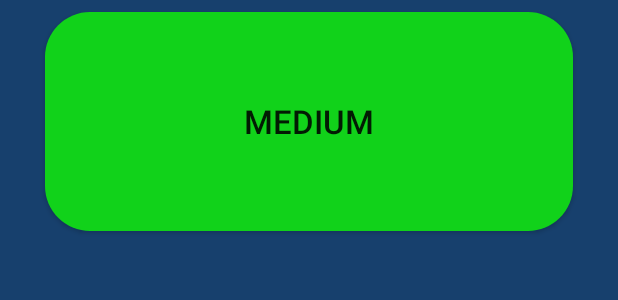
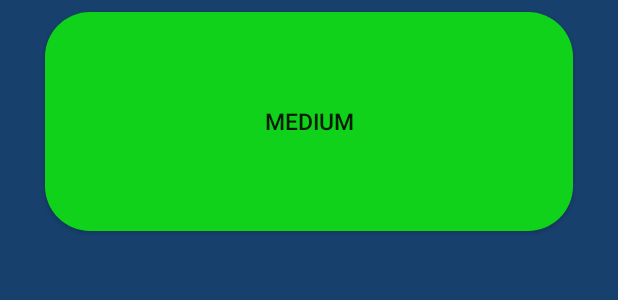
Before and after one commit to yigalangel/HIT-course, an Android app: the layout activity_start_game.xml on its own in the app's theme, with its tools: preview values and no code run, on a phone screen of 412 x 824 dp. Shown: the part 342-642 px from the top of the screen. Run offline under Robolectric (Android 15) with nearby library versions, the phone set to English and light mode, and no system bars.

Commit message:
first merge

```diff
--- a/app/src/main/res/layout/activity_start_game.xml
+++ b/app/src/main/res/layout/activity_start_game.xml
@@ -25,7 +25,7 @@
         android:layout_marginHorizontal="30dp"
         android:layout_marginVertical="30dp"
         android:text="@string/medium"
-        android:textSize="10pt"
+        android:textSize="7pt"
         />
 
     <Button
```
